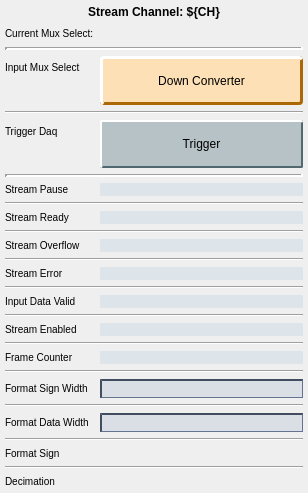
cristinasewell/ATCA_PyDM_Screens, file individuals/down_converter_ch_stream.ui: the form before one commit.
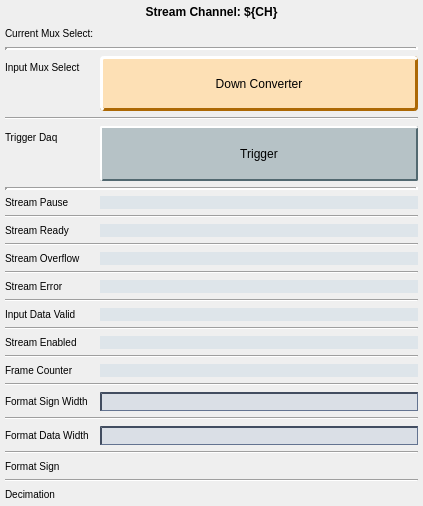
The form after the commit. Custom widgets are drawn as their Qt base class.

Commit message: Fix some layout again

Patch:
```diff
--- a/individuals/down_converter_ch_stream.ui
+++ b/individuals/down_converter_ch_stream.ui
@@ -6,8 +6,8 @@
    <rect>
     <x>0</x>
     <y>0</y>
-    <width>308</width>
-    <height>493</height>
+    <width>423</width>
+    <height>506</height>
    </rect>
   </property>
   <property name="sizePolicy">
```
The commit also changes 2 other files.
